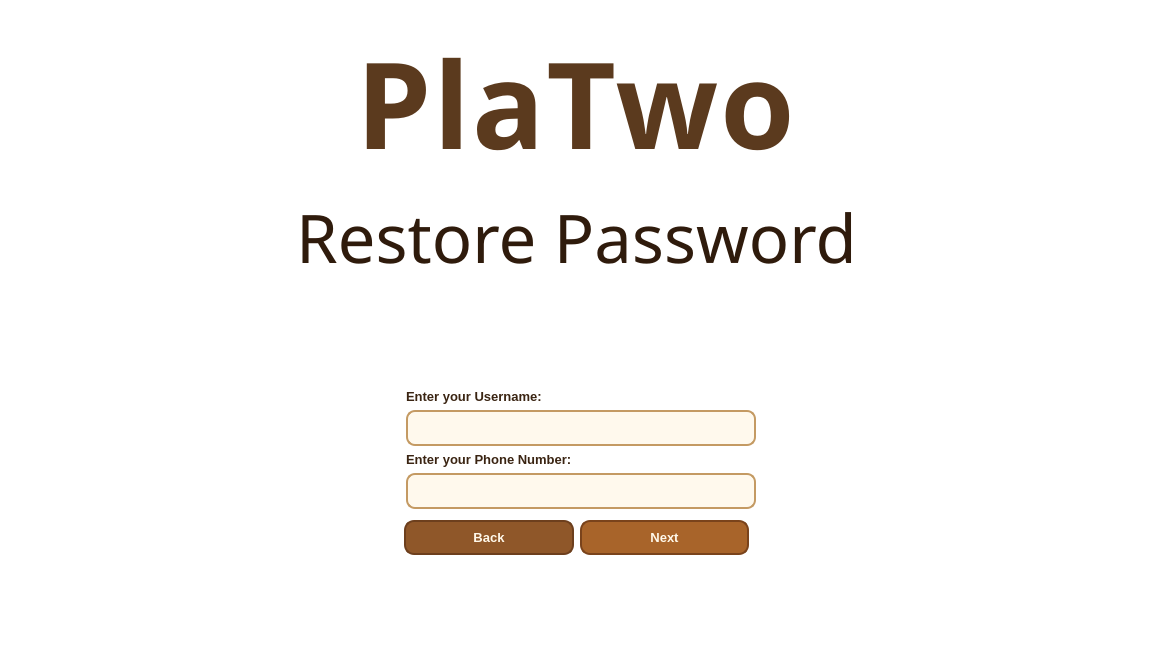
PlaTwo-project/PlaTwo, file UI/Auth/ForgotPassword/forgot_password.ui: the form before one commit.
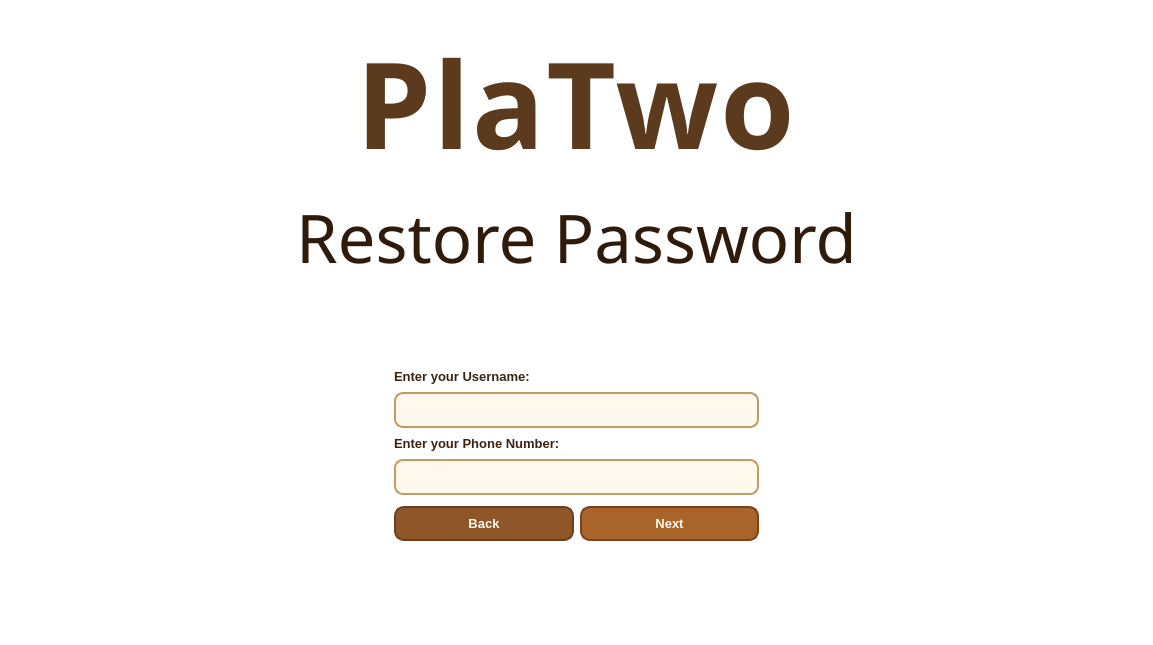
The form after the commit.

Patch:
```diff
--- a/UI/Auth/ForgotPassword/forgot_password.ui
+++ b/UI/Auth/ForgotPassword/forgot_password.ui
@@ -75,7 +75,7 @@
           <number>0</number>
          </property>
          <property name="topMargin">
-          <number>40</number>
+          <number>20</number>
          </property>
          <property name="rightMargin">
           <number>0</number>
@@ -83,13 +83,19 @@
          <property name="bottomMargin">
           <number>20</number>
          </property>
+         <property name="horizontalSpacing">
+          <number>0</number>
+         </property>
          <item row="0" column="0">
           <layout class="QVBoxLayout" name="verticalLayout_2">
+           <property name="spacing">
+            <number>8</number>
+           </property>
            <property name="sizeConstraint">
             <enum>QLayout::SizeConstraint::SetFixedSize</enum>
            </property>
            <property name="leftMargin">
-            <number>9</number>
+            <number>0</number>
            </property>
            <property name="topMargin">
             <number>0</number>
@@ -123,7 +129,7 @@
              </property>
              <property name="minimumSize">
               <size>
-               <width>110</width>
+               <width>365</width>
                <height>28</height>
               </size>
              </property>
@@ -184,7 +190,7 @@
              </property>
              <property name="minimumSize">
               <size>
-               <width>110</width>
+               <width>365</width>
                <height>28</height>
               </size>
              </property>
@@ -223,14 +229,17 @@
          </item>
          <item row="1" column="0">
           <layout class="QHBoxLayout" name="horizontalLayout_2">
+           <property name="spacing">
+            <number>6</number>
+           </property>
            <property name="leftMargin">
-            <number>7</number>
+            <number>0</number>
            </property>
            <property name="topMargin">
             <number>5</number>
            </property>
            <property name="rightMargin">
-            <number>7</number>
+            <number>0</number>
            </property>
            <property name="bottomMargin">
             <number>30</number>
```
